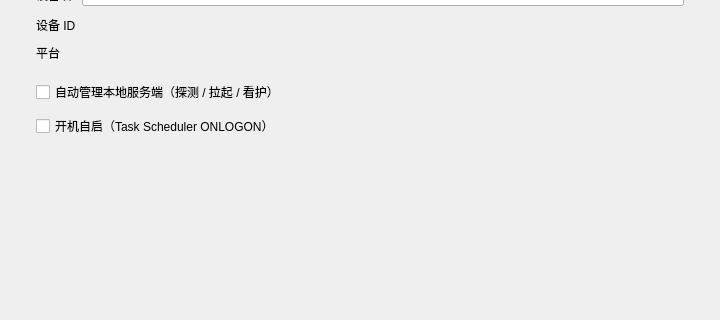
Old version of the form src/inboxsettingspage.ui in the repository PT123123/aw-qtui; both pictures show x 0 to 720 and y 104 to 424 of the 720 by 520 pixel window.
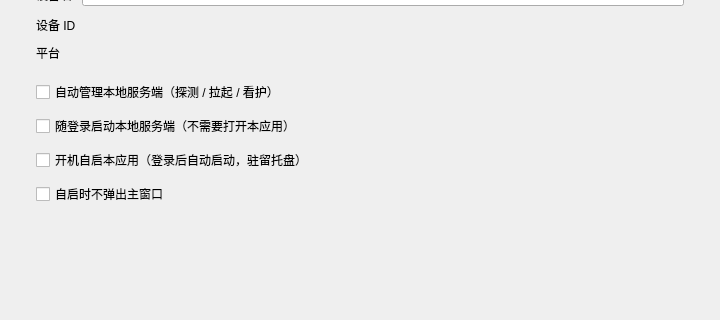
New version of the form.

Commit message: feat(autostart): 应用本体开机自启（HKCU Run 的 aw-qtui 项）+ --hidden 静默驻留托盘

Patch:
```diff
--- a/src/inboxsettingspage.ui
+++ b/src/inboxsettingspage.ui
@@ -135,7 +135,21 @@
        <item>
         <widget class="QCheckBox" name="autostart">
          <property name="text">
-          <string>开机自启（Task Scheduler ONLOGON）</string>
+          <string>随登录启动本地服务端（不需要打开本应用）</string>
+         </property>
+        </widget>
+       </item>
+       <item>
+        <widget class="QCheckBox" name="appAutostart">
+         <property name="text">
+          <string>开机自启本应用（登录后自动启动，驻留托盘）</string>
+         </property>
+        </widget>
+       </item>
+       <item>
+        <widget class="QCheckBox" name="appAutostartHidden">
+         <property name="text">
+          <string>自启时不弹出主窗口</string>
          </property>
         </widget>
        </item>
```
The commit also changes 8 other files.
